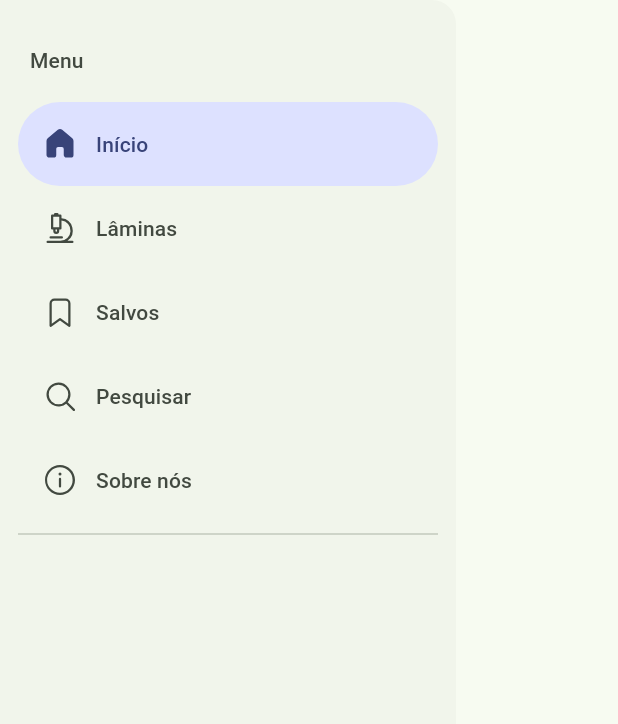
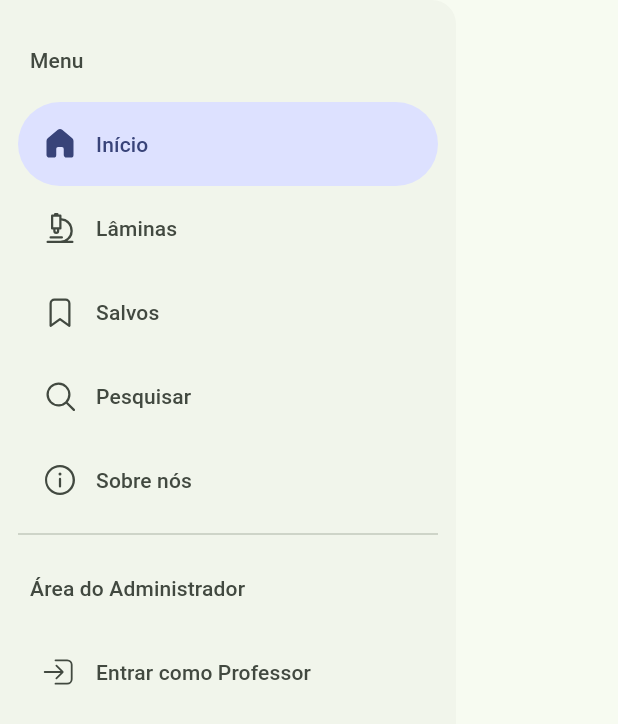
Before and after one commit to guimduarte/TTI206-ProjetoIntegradorInterdisciplinar-DesenvolvimentoMultiplataforma, a Flutter app: the MenuDrawer widget shown alone on an empty page, opened directly, on a phone screen of 412 x 824 dp. Shown: the top 724 px of the screen. Run offline on Flutter 3.47's test engine with Material 3 defaults, Android fonts, the phone set to English and light mode, and no system bars; our stand-ins replace fluentui_system_icons, go_router.

Commit message:
feat(menu): seção do administrador no MenuDrawer

```diff
--- a/atlas_digital_fmabc/lib/models/navigation/destination.dart
+++ b/atlas_digital_fmabc/lib/models/navigation/destination.dart
@@ -57,3 +57,12 @@ final menuDestinations = [
     selectedIcon: FluentIcons.info_24_filled,
   ),
 ];
+
+/// Destinos para a área do administrador.
+final adminDestinations = [
+  const Destination(
+    label: "Entrar como Professor",
+    icon: FluentIcons.arrow_enter_20_regular,
+    selectedIcon: FluentIcons.arrow_enter_20_filled,
+  ),
+];
--- a/atlas_digital_fmabc/lib/screens/menu/menu_drawer.dart
+++ b/atlas_digital_fmabc/lib/screens/menu/menu_drawer.dart
@@ -50,6 +50,10 @@ class _MenuDrawerState extends State<MenuDrawer> {
           _sectionHeader("Menu", theme),
           ...destinationsBuilder(menuDestinations),
           _menuDivider,
+
+          // Seção do Administrador
+          _sectionHeader("Área do Administrador", theme),
+          ...destinationsBuilder(adminDestinations),
         ],
       ),
     );
```
